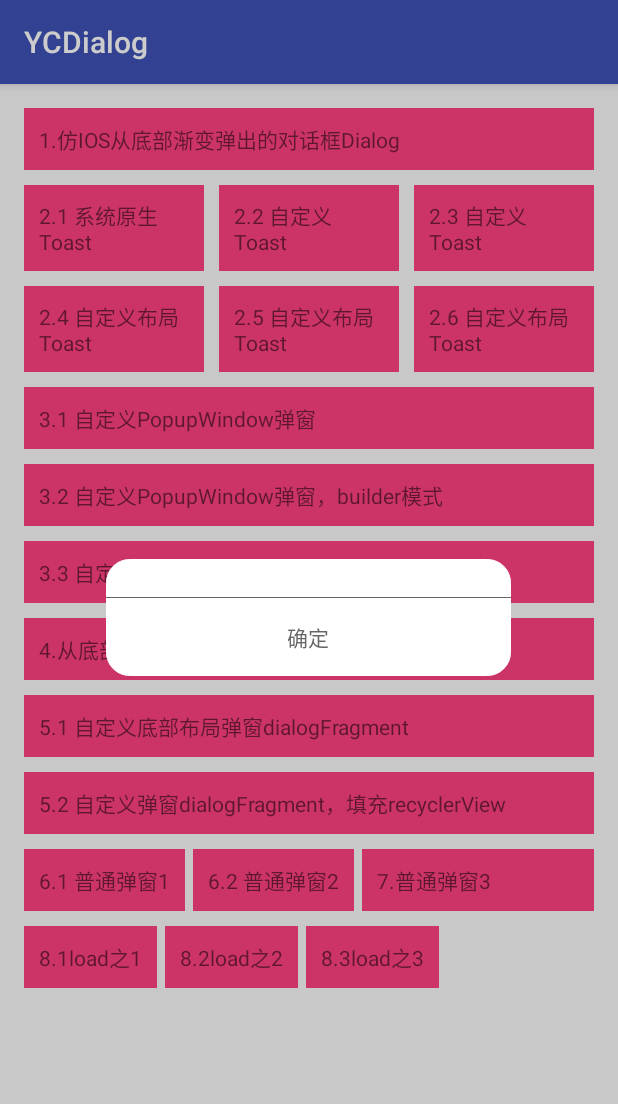
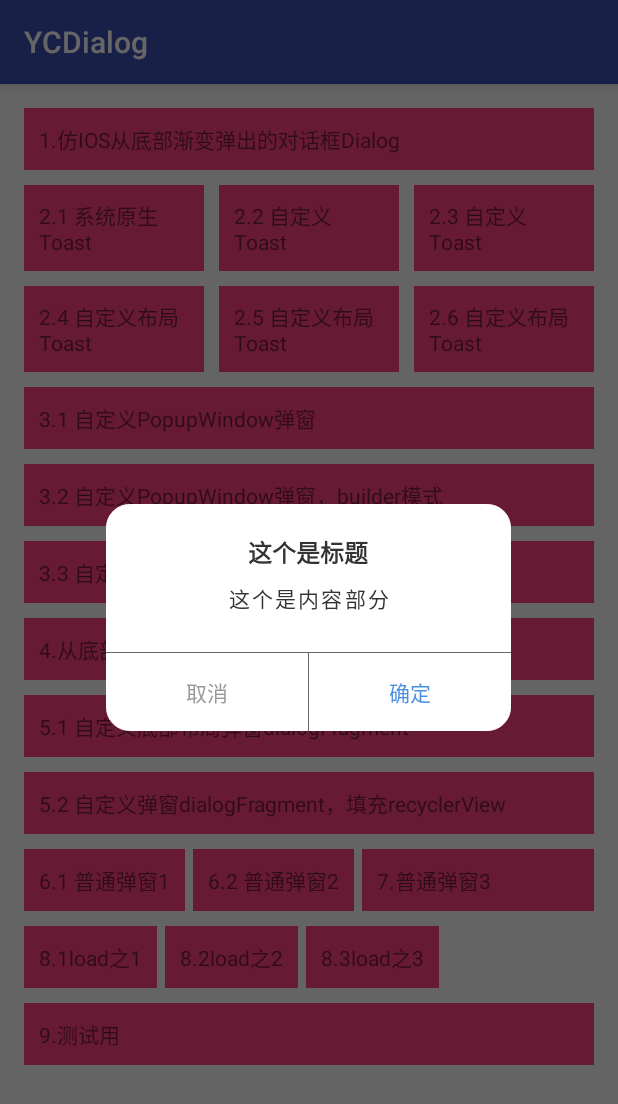
Before and after one commit to yangchong211/YCDialog, an Android app: the fragment CustomDialogFragment placed in its activity, on a phone screen of 412 x 824 dp. Shown: the top 1104 px of the screen. Run offline under Robolectric (Android 15) with nearby library versions, the phone set to English and light mode, and no system bars.

Commit message:
更新readme

```diff
--- a/app/src/main/AndroidManifest.xml
+++ b/app/src/main/AndroidManifest.xml
@@ -16,6 +16,7 @@
                 <category android:name="android.intent.category.LAUNCHER"/>
             </intent-filter>
         </activity>
+        <activity android:name=".TestActivity"/>
     </application>
 
 </manifest>
--- /dev/null
+++ b/app/src/main/java/com/pedaily/yc/ycdialog/CustomDialogFragment.java
@@ -0,0 +1,35 @@
+package com.pedaily.yc.ycdialog;
+
+import android.app.Dialog;
+import android.os.Bundle;
+import android.support.annotation.NonNull;
+import android.support.annotation.Nullable;
+import android.support.v4.app.DialogFragment;
+import android.support.v4.app.FragmentActivity;
+import android.view.LayoutInflater;
+import android.view.View;
+import android.view.ViewGroup;
+
+
+public class CustomDialogFragment extends DialogFragment {
+
+    @Override
+    public void onCreate(@Nullable Bundle savedInstanceState) {
+        super.onCreate(savedInstanceState);
+        //设置样式
+        setStyle(DialogFragment.STYLE_NO_TITLE, R.style.CenterDialog);
+    }
+
+    @Nullable
+    @Override
+    public View onCreateView(LayoutInflater inflater, @Nullable ViewGroup container,
+                             @Nullable Bundle savedInstanceState) {
+        return inflater.inflate(R.layout.view_fragment_dialog, container, false);
+    }
+
+    public static void showDialog(FragmentActivity activity){
+        CustomDialogFragment customDialogFragment = new CustomDialogFragment();
+        customDialogFragment.show(activity.getSupportFragmentManager(),"dialog");
+    }
+
+}
--- a/app/src/main/java/com/pedaily/yc/ycdialog/MainActivity.java
+++ b/app/src/main/java/com/pedaily/yc/ycdialog/MainActivity.java
@@ -1,6 +1,7 @@
 package com.pedaily.yc.ycdialog;
 
 import android.content.Context;
+import android.content.Intent;
 import android.graphics.Color;
 import android.os.Bundle;
 import android.os.CountDownTimer;
@@ -30,6 +31,7 @@ import com.pedaily.yc.ycdialoglib.loading.ViewLoading;
 import com.pedaily.yc.ycdialoglib.popupWindow.CustomPopupWindow;
 import com.pedaily.yc.ycdialoglib.toast.ToastUtils;
 import com.pedaily.yc.ycdialoglib.dialog.CustomSelectDialog;
+import com.pedaily.yc.ycdialoglib.utils.DialogUtils;
 
 
 import java.util.ArrayList;
@@ -55,6 +57,9 @@ public class MainActivity extends AppCompatActivity implements View.OnClickListe
         super.onCreate(savedInstanceState);
         setContentView(R.layout.activity_main);
         initListener();
+
+        //注意，建议加上这个判断
+        DialogUtils.requestMsgPermission(this);
     }
 
 
@@ -79,6 +84,7 @@ public class MainActivity extends AppCompatActivity implements View.OnClickListe
         findViewById(R.id.tv_81).setOnClickListener(this);
         findViewById(R.id.tv_82).setOnClickListener(this);
         findViewById(R.id.tv_83).setOnClickListener(this);
+        findViewById(R.id.tv_9).setOnClickListener(this);
     }
 
 
@@ -191,6 +197,9 @@ public class MainActivity extends AppCompatActivity implements View.OnClickListe
                         ViewLoading.dismiss(MainActivity.this);
                     }
                 }.start();
+                break;
+            case R.id.tv_9:
+                startActivity(new Intent(this,TestActivity.class));
                 break;
             default:
                 break;
@@ -399,6 +408,8 @@ public class MainActivity extends AppCompatActivity implements View.OnClickListe
         dialog.setFragmentManager(getSupportFragmentManager());
         dialog.setTitle("这个是是标题");
         dialog.setContent("这个是弹窗的内容");
+        dialog.setCancelContent("取消");
+        dialog.setOkContent("确定");
         dialog.setDimAmount(0.0f);
         dialog.setTag("BottomDialog");
         dialog.setCancelOutside(true);
--- a/app/src/main/res/layout/activity_main.xml
+++ b/app/src/main/res/layout/activity_main.xml
@@ -223,6 +223,16 @@
         </LinearLayout>
 
 
+        <TextView
+            android:id="@+id/tv_9"
+            android:layout_width="match_parent"
+            android:layout_height="wrap_content"
+            android:layout_marginTop="10dp"
+            android:padding="10dp"
+            android:background="@color/colorAccent"
+            android:text="9.测试用"/>
+
+
     </LinearLayout>
 
 
--- /dev/null
+++ b/app/src/main/res/layout/view_fragment_dialog.xml
@@ -0,0 +1,107 @@
+<?xml version="1.0" encoding="utf-8"?>
+<RelativeLayout
+    xmlns:android="http://schemas.android.com/apk/res/android"
+    android:layout_width="match_parent"
+    android:layout_height="match_parent">
+
+    <LinearLayout
+        android:id="@+id/contentLayout"
+        android:layout_width="270dp"
+        android:layout_height="wrap_content"
+        android:layout_centerInParent="true"
+        android:background="@drawable/shape_custom_dialog"
+        android:gravity="center_horizontal"
+        android:orientation="vertical">
+
+        <TextView
+            android:id="@+id/tv_title"
+            android:layout_width="wrap_content"
+            android:layout_height="wrap_content"
+            android:layout_marginTop="20dp"
+            android:textColor="#333333"
+            android:textSize="16sp"
+            android:textStyle="bold"
+            android:text="这个是标题"
+            android:visibility="visible" />
+
+        <TextView
+            android:id="@+id/tv_content"
+            android:gravity="center"
+            android:layout_width="wrap_content"
+            android:layout_height="wrap_content"
+            android:layout_marginLeft="20dp"
+            android:layout_marginRight="20dp"
+            android:layout_marginTop="8dp"
+            android:letterSpacing="0.1"
+            android:lineSpacingMultiplier="1.1"
+            android:textColor="#333333"
+            android:text="这个是内容部分"
+            android:textSize="14sp"
+            android:visibility="visible" />
+
+        <View
+            android:layout_width="match_parent"
+            android:layout_height="1px"
+            android:layout_marginTop="25dp"
+            android:background="#ff666666" />
+
+        <LinearLayout
+            android:layout_width="match_parent"
+            android:layout_height="wrap_content"
+            android:gravity="center_horizontal"
+            android:orientation="horizontal">
+
+            <TextView
+                android:id="@+id/tv_cancel"
+                android:layout_width="match_parent"
+                android:layout_height="wrap_content"
+                android:layout_weight="1"
+                android:gravity="center_horizontal"
+                android:paddingBottom="15dp"
+                android:paddingTop="15dp"
+                android:text="取消"
+                android:textColor="#999999" />
+
+            <View
+                android:id="@+id/view_line_left"
+                android:layout_width="1px"
+                android:layout_height="match_parent"
+                android:background="#ff666666"
+                android:visibility="visible" />
+
+            <TextView
+                android:id="@+id/tv_ok"
+                android:layout_width="match_parent"
+                android:layout_height="wrap_content"
+                android:layout_weight="1"
+                android:gravity="center_horizontal"
+                android:paddingBottom="15dp"
+                android:paddingTop="15dp"
+                android:text="确定"
+                android:textColor="#4A90E2"
+                android:visibility="visible" />
+
+            <View
+                android:id="@+id/view_line_right"
+                android:layout_width="1px"
+                android:layout_height="match_parent"
+                android:background="#ff666666"
+                android:visibility="gone" />
+
+            <TextView
+                android:id="@+id/tv_other"
+                android:layout_width="match_parent"
+                android:layout_height="wrap_content"
+                android:layout_weight="1"
+                android:gravity="center_horizontal"
+                android:paddingBottom="15dp"
+                android:paddingTop="15dp"
+                android:text="其他"
+                android:textColor="#333333"
+                android:visibility="gone" />
+
+        </LinearLayout>
+
+    </LinearLayout>
+
+</RelativeLayout>
```
Also changed, not shown: YCDialogLib/src/main/java/com/pedaily/yc/ycdialoglib/utils/DialogUtils.java (+102 -0 lines), app/src/main/java/com/pedaily/yc/ycdialog/TestActivity.java (added, +87 -0 lines), app/src/main/res/layout/activity_test.xml (added, +27 -0 lines), 1 other file.
